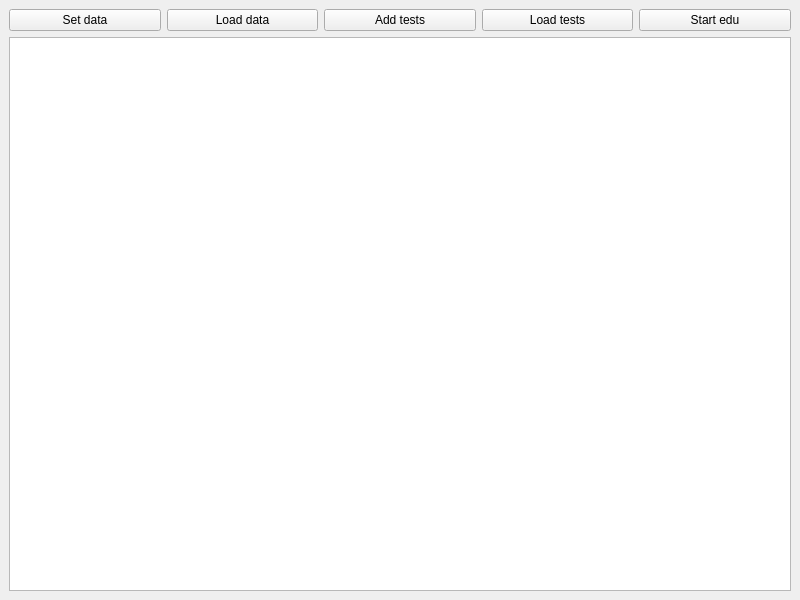
First picture: the form in src/view/mlp_qt_view/mlp_main_win.ui, repository dandyelf/mlp_lesson, before the edit.
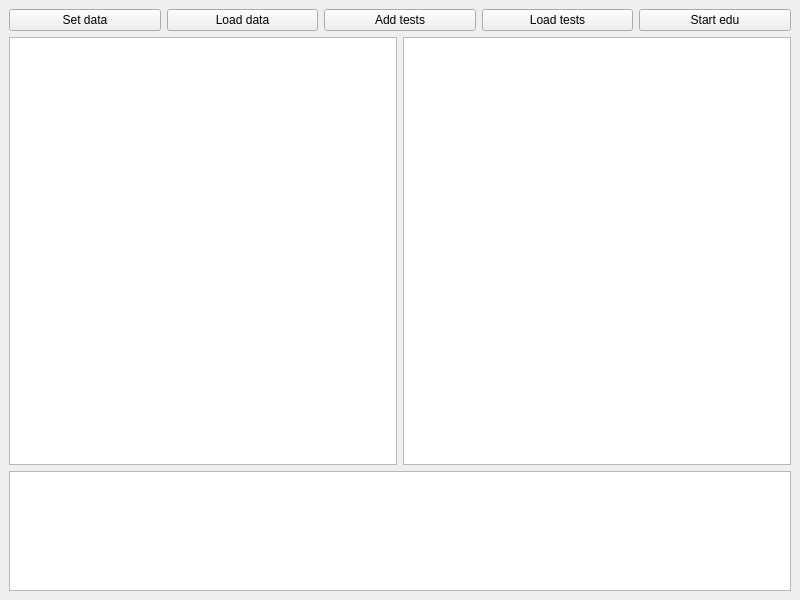
Second picture: the form after the edit.

Diff of the .ui file:
```diff
--- a/src/view/mlp_qt_view/mlp_main_win.ui
+++ b/src/view/mlp_qt_view/mlp_main_win.ui
@@ -75,10 +75,41 @@
     <item>
      <layout class="QVBoxLayout" name="verticalLayout">
       <item>
-       <widget class="QGraphicsView" name="graphicsView"/>
+       <layout class="QHBoxLayout" name="horizontalLayout">
+        <item>
+         <widget class="QGraphicsView" name="graphicsView_2">
+          <property name="minimumSize">
+           <size>
+            <width>240</width>
+            <height>240</height>
+           </size>
+          </property>
+         </widget>
+        </item>
+        <item>
+         <widget class="QGraphicsView" name="graphicsView">
+          <property name="minimumSize">
+           <size>
+            <width>240</width>
+            <height>240</height>
+           </size>
+          </property>
+         </widget>
+        </item>
+       </layout>
       </item>
      </layout>
     </item>
+    <item>
+     <widget class="QTextBrowser" name="textBrowser">
+      <property name="maximumSize">
+       <size>
+        <width>16777215</width>
+        <height>120</height>
+       </size>
+      </property>
+     </widget>
+    </item>
    </layout>
   </widget>
  </widget>
```
